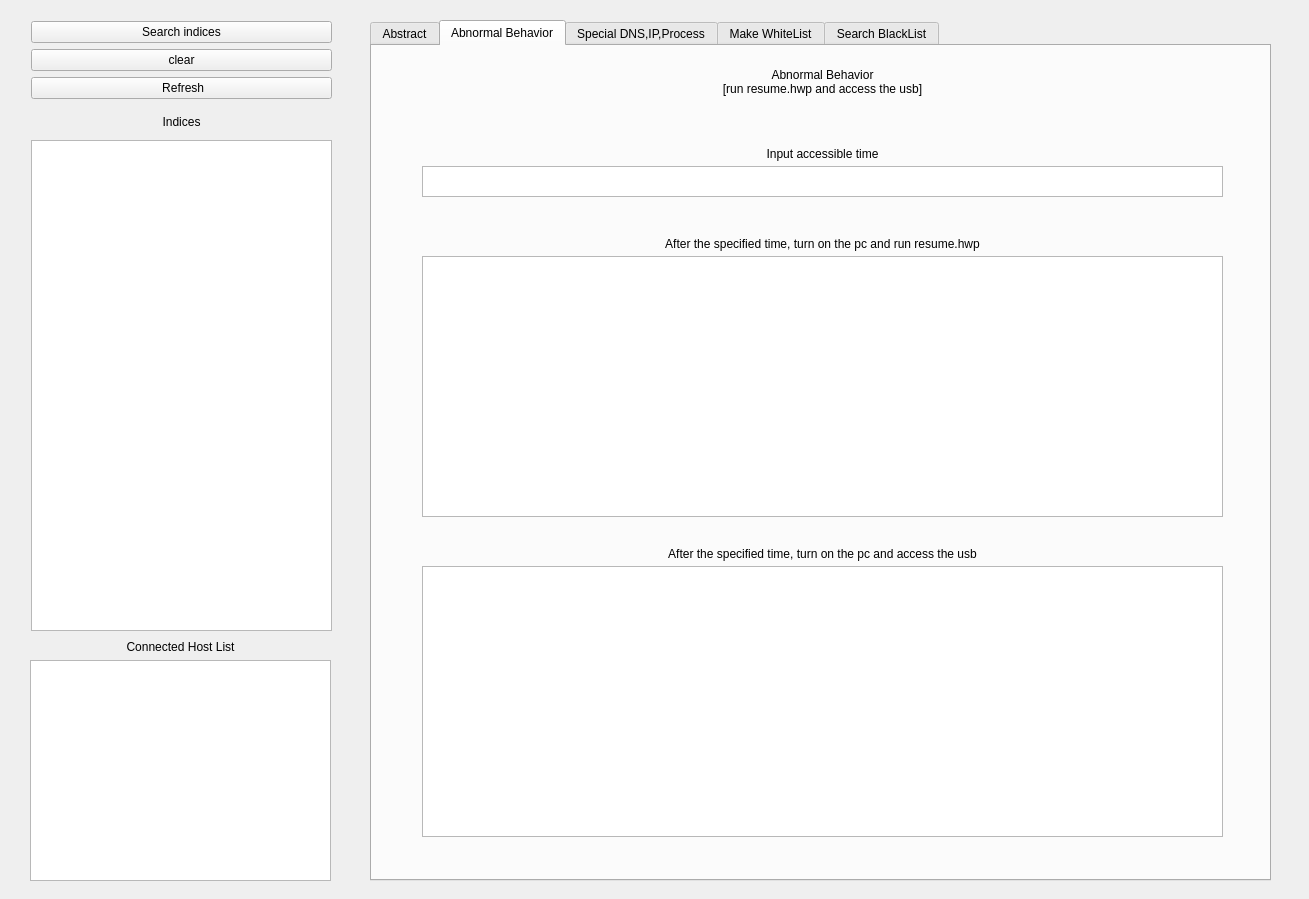
First picture: the form in SeokMin.ui, repository leesk212/Sysmon-ELK-Stack_with-viroustotal_API, before the edit.
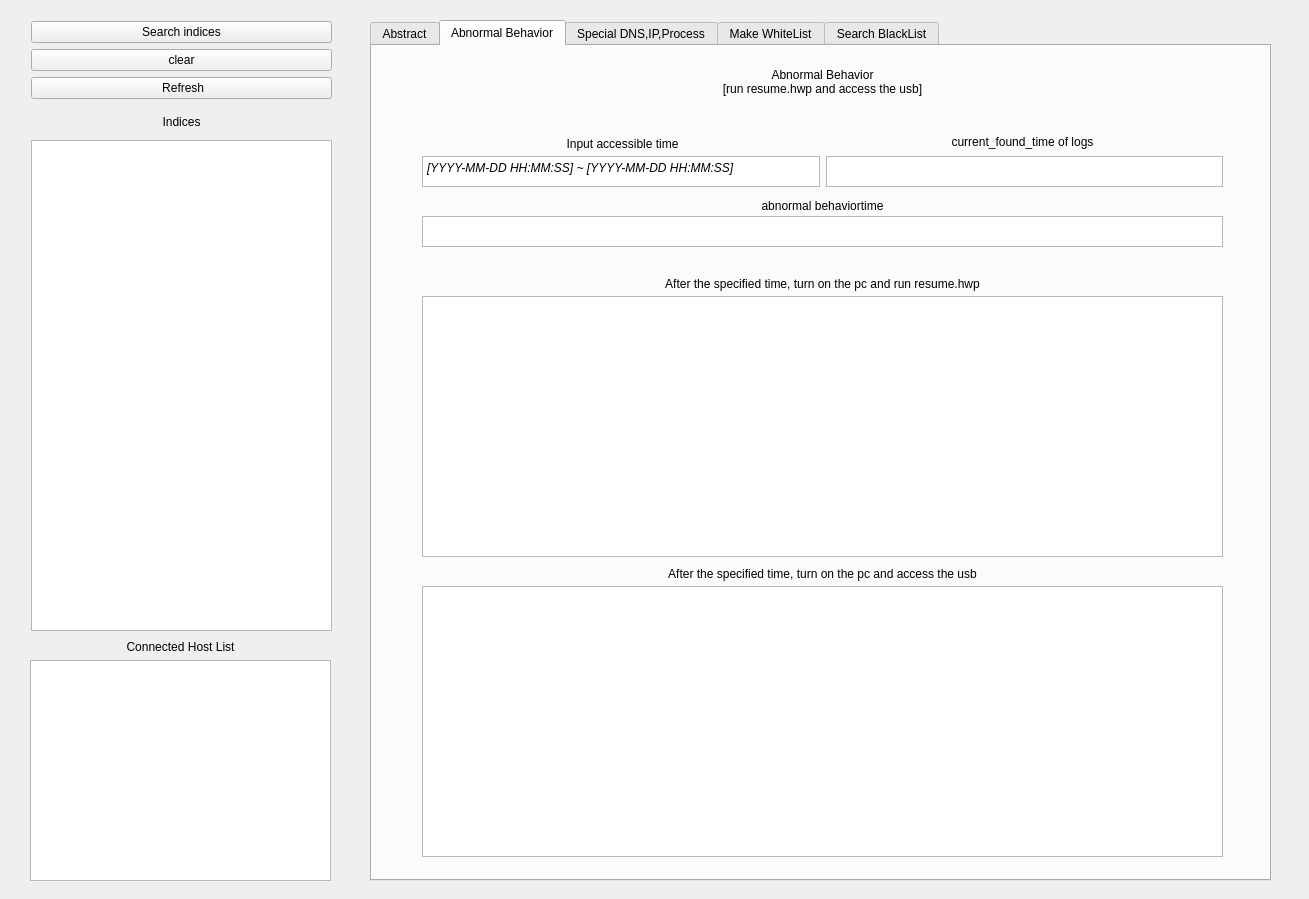
Second picture: the form after the edit. The open tabs and pages were chosen to show the change.

Commit message: make tab2

What changed in the file:
```diff
--- a/SeokMin.ui
+++ b/SeokMin.ui
@@ -263,7 +263,7 @@
       <property name="geometry">
        <rect>
         <x>50</x>
-        <y>210</y>
+        <y>250</y>
         <width>801</width>
         <height>261</height>
        </rect>
@@ -285,7 +285,7 @@
       <property name="geometry">
        <rect>
         <x>50</x>
-        <y>520</y>
+        <y>540</y>
         <width>801</width>
         <height>271</height>
        </rect>
@@ -307,7 +307,7 @@
       <property name="geometry">
        <rect>
         <x>50</x>
-        <y>190</y>
+        <y>230</y>
         <width>801</width>
         <height>16</height>
        </rect>
@@ -323,7 +323,7 @@
       <property name="geometry">
        <rect>
         <x>50</x>
-        <y>500</y>
+        <y>520</y>
         <width>801</width>
         <height>16</height>
        </rect>
@@ -339,8 +339,8 @@
       <property name="geometry">
        <rect>
         <x>50</x>
-        <y>100</y>
-        <width>801</width>
+        <y>90</y>
+        <width>401</width>
         <height>16</height>
        </rect>
       </property>
@@ -351,16 +351,6 @@
        <set>Qt::AlignCenter</set>
       </property>
      </widget>
-     <widget class="QTextEdit" name="textEdit">
-      <property name="geometry">
-       <rect>
-        <x>50</x>
-        <y>120</y>
-        <width>801</width>
-        <height>31</height>
-       </rect>
-      </property>
-     </widget>
      <widget class="QLabel" name="label_29">
       <property name="geometry">
        <rect>
@@ -378,6 +368,94 @@
        <set>Qt::AlignCenter</set>
       </property>
      </widget>
+     <widget class="QLabel" name="label_32">
+      <property name="geometry">
+       <rect>
+        <x>450</x>
+        <y>85</y>
+        <width>401</width>
+        <height>21</height>
+       </rect>
+      </property>
+      <property name="text">
+       <string>current_found_time of logs</string>
+      </property>
+      <property name="alignment">
+       <set>Qt::AlignCenter</set>
+      </property>
+     </widget>
+     <widget class="QLabel" name="label_33">
+      <property name="geometry">
+       <rect>
+        <x>50</x>
+        <y>150</y>
+        <width>801</width>
+        <height>20</height>
+       </rect>
+      </property>
+      <property name="text">
+       <string>abnormal behaviortime</string>
+      </property>
+      <property name="alignment">
+       <set>Qt::AlignCenter</set>
+      </property>
+     </widget>
+     <widget class="QWidget" name="layoutWidget_3">
+      <property name="geometry">
+       <rect>
+        <x>50</x>
+        <y>110</y>
+        <width>801</width>
+        <height>31</height>
+       </rect>
+      </property>
+      <layout class="QHBoxLayout" name="horizontalLayout_2">
+       <item>
+        <widget class="QTextEdit" name="IAT">
+         <property name="font">
+          <font>
+           <pointsize>9</pointsize>
+           <italic>true</italic>
+          </font>
+         </property>
+         <property name="html">
+          <string>&lt;!DOCTYPE HTML PUBLIC &quot;-//W3C//DTD HTML 4.0//EN&quot; &quot;http://www.w3.org/TR/REC-html40/strict.dtd&quot;&gt;
+&lt;html&gt;&lt;head&gt;&lt;meta name=&quot;qrichtext&quot; content=&quot;1&quot; /&gt;&lt;style type=&quot;text/css&quot;&gt;
+p, li { white-space: pre-wrap; }
+&lt;/style&gt;&lt;/head&gt;&lt;body style=&quot; font-family:'Ubuntu'; font-size:9pt; font-weight:400; font-style:italic;&quot;&gt;
+&lt;p style=&quot; margin-top:0px; margin-bottom:0px; margin-left:0px; margin-right:0px; -qt-block-indent:0; text-indent:0px;&quot;&gt;[YYYY-MM-DD HH:MM:SS] ~ [YYYY-MM-DD HH:MM:SS]&lt;/p&gt;&lt;/body&gt;&lt;/html&gt;</string>
+         </property>
+        </widget>
+       </item>
+       <item>
+        <widget class="QTextBrowser" name="CFT">
+         <property name="font">
+          <font>
+           <pointsize>9</pointsize>
+           <italic>true</italic>
+          </font>
+         </property>
+         <property name="html">
+          <string>&lt;!DOCTYPE HTML PUBLIC &quot;-//W3C//DTD HTML 4.0//EN&quot; &quot;http://www.w3.org/TR/REC-html40/strict.dtd&quot;&gt;
+&lt;html&gt;&lt;head&gt;&lt;meta name=&quot;qrichtext&quot; content=&quot;1&quot; /&gt;&lt;style type=&quot;text/css&quot;&gt;
+p, li { white-space: pre-wrap; }
+&lt;/style&gt;&lt;/head&gt;&lt;body style=&quot; font-family:'Ubuntu'; font-size:9pt; font-weight:400; font-style:italic;&quot;&gt;
+&lt;p style=&quot;-qt-paragraph-type:empty; margin-top:0px; margin-bottom:0px; margin-left:0px; margin-right:0px; -qt-block-indent:0; text-indent:0px; font-size:11pt; font-style:normal;&quot;&gt;&lt;br /&gt;&lt;/p&gt;&lt;/body&gt;&lt;/html&gt;</string>
+         </property>
+        </widget>
+       </item>
+      </layout>
+     </widget>
+     <widget class="QTextEdit" name="AB">
+      <property name="geometry">
+       <rect>
+        <x>50</x>
+        <y>170</y>
+        <width>801</width>
+        <height>31</height>
+       </rect>
+      </property>
+     </widget>
     </widget>
     <widget class="QWidget" name="tabWidgetPage1">
      <attribute name="title">
```
Left out of the diff: 12 changed lines with no effect on the pictures. The commit also changes 2 other files.
